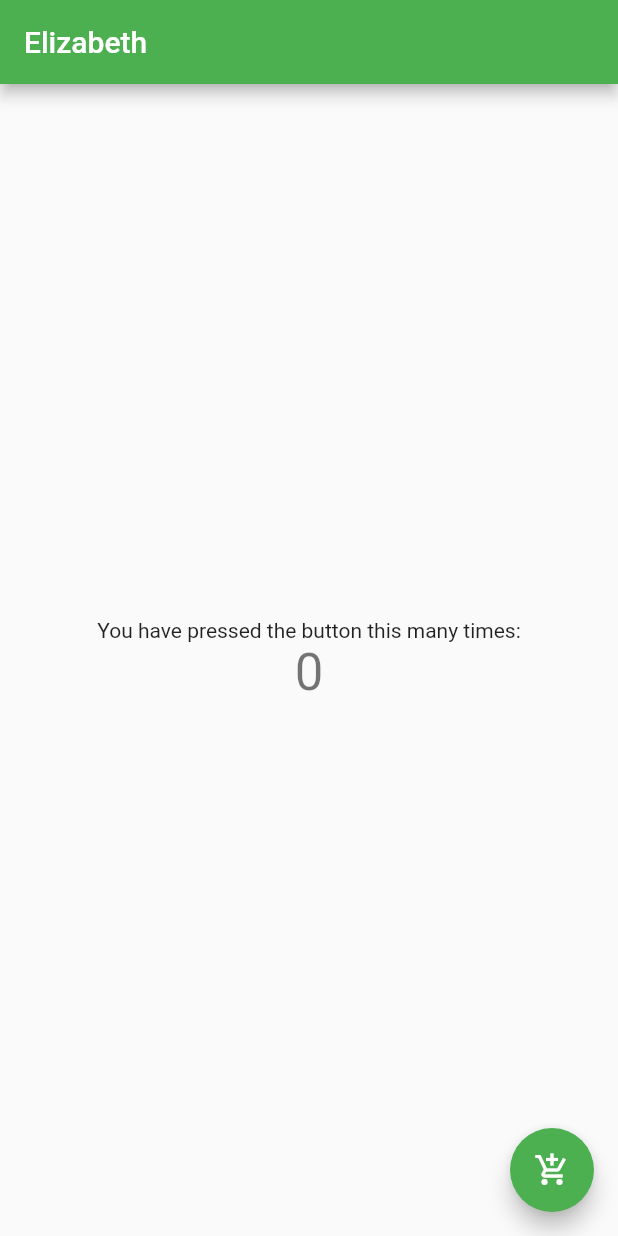
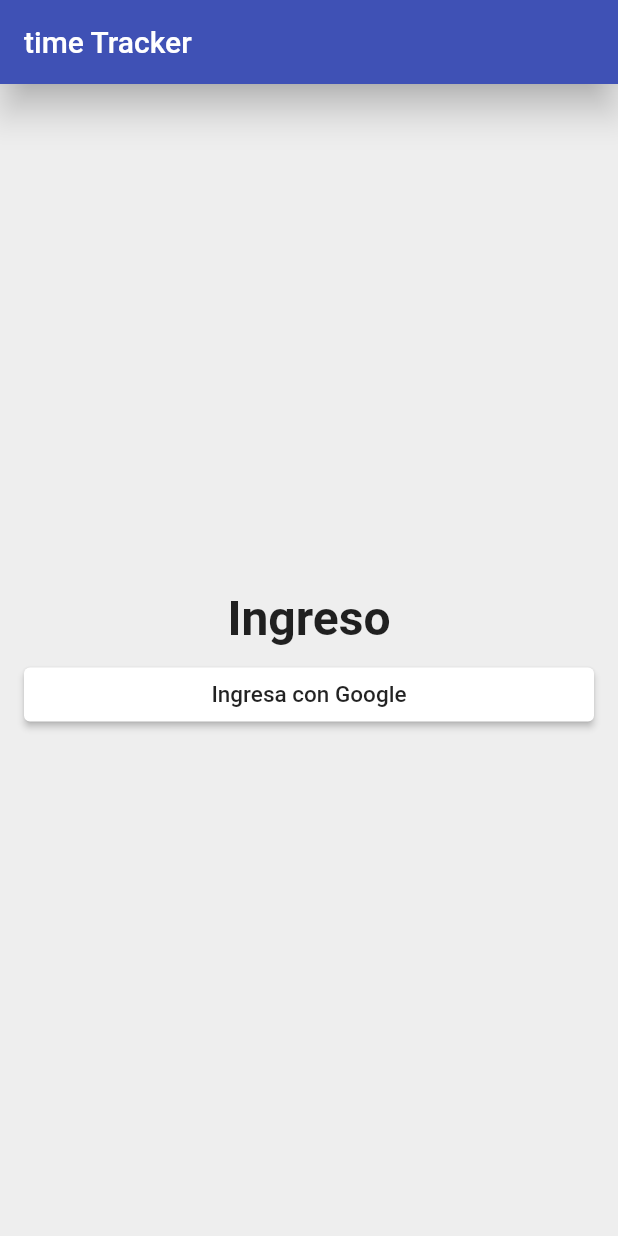
Before and after one commit to leviitta/Flutter, a Flutter app: the screen it shows after launch, on a phone screen of 412 x 824 dp. Run offline on Flutter 3.47's test engine with Material 2 defaults, Android fonts, the phone set to English and light mode, and no system bars.

Commit message:
Se esta trabajando en el login

```diff
--- /dev/null
+++ b/lib/app/common_widgets/custom_raised_button.dart
@@ -0,0 +1,28 @@
+import 'package:flutter/material.dart';
+
+class CustomRaisedButton extends StatelessWidget {
+  CustomRaisedButton({
+    this.child,
+    this.color,
+    this.borderRadius,
+    this.onPressed,
+  });
+
+  final Widget child;
+  final Color color;
+  final double borderRadius;
+  final VoidCallback onPressed;
+
+  @override
+  Widget build(BuildContext context) {
+    return RaisedButton(
+      child: child,
+      color: color,
+      shape: RoundedRectangleBorder(
+          borderRadius: BorderRadius.all(
+        Radius.circular(borderRadius),
+      )),
+      onPressed: onPressed,
+    );
+  }
+}
--- /dev/null
+++ b/lib/app/sign_in/sign_in_page.dart
@@ -0,0 +1,50 @@
+import 'package:flutter/material.dart';
+import 'package:mi_primera_app/app/common_widgets/custom_raised_button.dart';
+
+class SignInPage extends StatelessWidget {
+  @override
+  Widget build(BuildContext context) {
+    var scaffold = Scaffold(
+      appBar: AppBar(
+        title: Text('time Tracker'),
+        elevation: 10.0,
+      ),
+      body: _buildContent(),
+      backgroundColor: Colors.grey[200],
+    );
+    return scaffold;
+  }
+
+  Widget _buildContent() {
+    return Padding(
+      padding: EdgeInsets.all(16.0),
+      child: Column(
+        mainAxisAlignment: MainAxisAlignment.center,
+        crossAxisAlignment: CrossAxisAlignment.stretch,
+        children: <Widget>[
+          Text(
+            'Ingreso',
+            textAlign: TextAlign.center,
+            style: TextStyle(
+              fontSize: 32.0,
+              fontWeight: FontWeight.w600,
+            ),
+          ),
+          SizedBox(height: 8.0),
+          CustomRaisedButton(
+            child: Text(
+              'Ingresa con Google',
+              style: TextStyle(
+                color: Colors.black87,
+                fontSize: 15.0
+              ),
+            ),
+            color: Colors.white,
+            borderRadius: 4.0,
+            onPressed: (){},
+          ),
+        ],
+      ),
+    );
+  }
+}
--- a/lib/main.dart
+++ b/lib/main.dart
@@ -1,111 +1,19 @@
 import 'package:flutter/material.dart';
+import 'package:mi_primera_app/app/sign_in/sign_in_page.dart';
 
-void main() => runApp(MyApp());
+void main(){
+  runApp(MyApp());
+}
 
-class MyApp extends StatelessWidget {
-  // This widget is the root of your application.
-  @override
+class MyApp extends StatelessWidget{
+   @override
   Widget build(BuildContext context) {
     return MaterialApp(
-      title: 'Flutter Demo',
+      title: 'Time Tracker',
       theme: ThemeData(
-        // This is the theme of your application.
-        //
-        // Try running your application with "flutter run". You'll see the
-        // application has a blue toolbar. Then, without quitting the app, try
-        // changing the primarySwatch below to Colors.green and then invoke
-        // "hot reload" (press "r" in the console where you ran "flutter run",
-        // or simply save your changes to "hot reload" in a Flutter IDE).
-        // Notice that the counter didn't reset back to zero; the application
-        // is not restarted.
-        primarySwatch: Colors.green,
+        primarySwatch: Colors.indigo,
       ),
-      home: MyHomePage(title: 'Elizabeth'),
+      home: SignInPage(),
     );
   }
 }
-
-class MyHomePage extends StatefulWidget {
-  MyHomePage({Key key, this.title}) : super(key: key);
-
-  // This widget is the home page of your application. It is stateful, meaning
-  // that it has a State object (defined below) that contains fields that affect
-  // how it looks.
-
-  // This class is the configuration for the state. It holds the values (in this
-  // case the title) provided by the parent (in this case the App widget) and
-  // used by the build method of the State. Fields in a Widget subclass are
-  // always marked "final".
-
-  final String title;
-
-  @override
-  _MyHomePageState createState() => _MyHomePageState();
-}
-
-class _MyHomePageState extends State<MyHomePage> {
-  int _counter = 0;
-
-  void _incrementCounter() {
-    setState(() {
-      // This call to setState tells the Flutter framework that something has
-      // changed in this State, which causes it to rerun the build method below
-      // so that the display can reflect the updated values. If we changed
-      // _counter without calling setState(), then the build method would not be
-      // called again, and so nothing would appear to happen.
-      _counter+=2;
-    });
-  }
-
-  @override
-  Widget build(BuildContext context) {
-    // This method is rerun every time setState is called, for instance as done
-    // by the _incrementCounter method above.
-    //
-    // The Flutter framework has been optimized to make rerunning build methods
-    // fast, so that you can just rebuild anything that needs updating rather
-    // than having to individually change instances of widgets.
-    return Scaffold(
-      appBar: AppBar(
-        // Here we take the value from the MyHomePage object that was created by
-        // the App.build method, and use it to set our appbar title.
-        title: Text(widget.title),
-      ),
-      body: Center(
-        // Center is a layout widget. It takes a single child and positions it
-        // in the middle of the parent.
-        child: Column(
-          // Column is also layout widget. It takes a list of children and
-          // arranges them vertically. By default, it sizes itself to fit its
-          // children horizontally, and tries to be as tall as its parent.
-          //
-          // Invoke "debug painting" (press "p" in the console, choose the
-          // "Toggle Debug Paint" action from the Flutter Inspector in Android
-          // Studio, or the "Toggle Debug Paint" command in Visual Studio Code)
-          // to see the wireframe for each widget.
-          //
-          // Column has various properties to control how it sizes itself and
-          // how it positions its children. Here we use mainAxisAlignment to
-          // center the children vertically; the main axis here is the vertical
-          // axis because Columns are vertical (the cross axis would be
-          // horizontal).
-          mainAxisAlignment: MainAxisAlignment.center,
-          children: <Widget>[
-            Text(
-              'You have pressed the button this many times:',
-            ),
-            Text(
-              '$_counter',
-              style: Theme.of(context).textTheme.display1,
-            ),
-          ],
-        ),
-      ),
-      floatingActionButton: FloatingActionButton(
-        onPressed: _incrementCounter,
-        tooltip: 'Increment',
-        child: Icon(Icons.add_shopping_cart),
-      ),
-    ); // This trailing comma makes auto-formatting nicer for build methods.
-  }
-}
```
